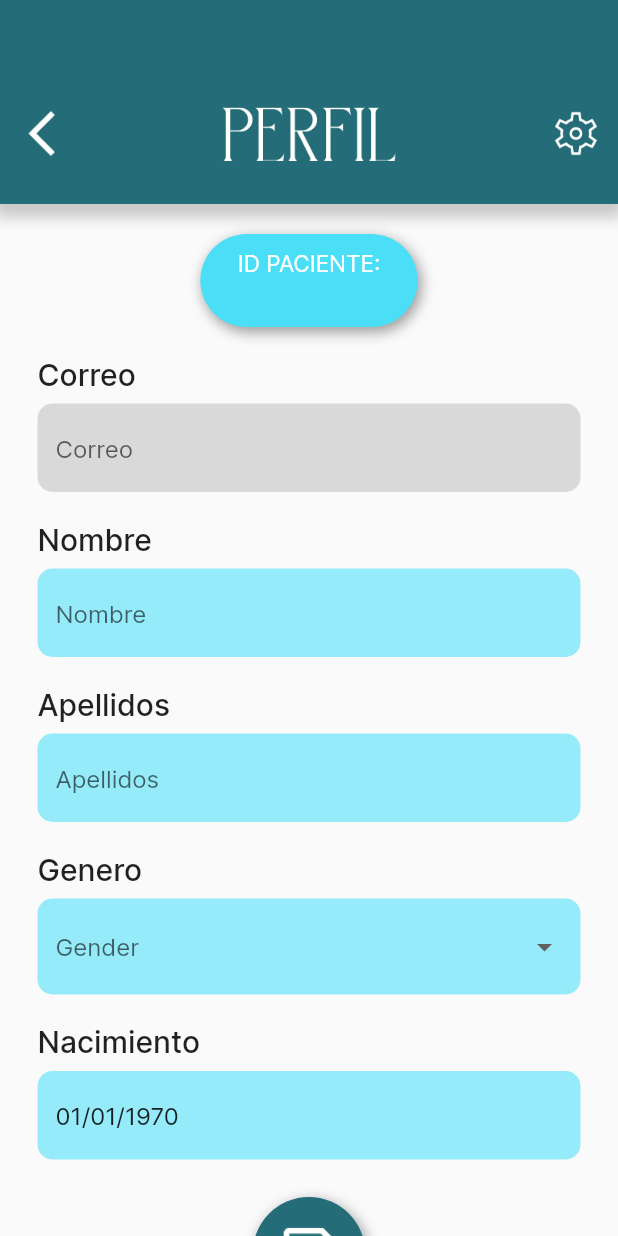
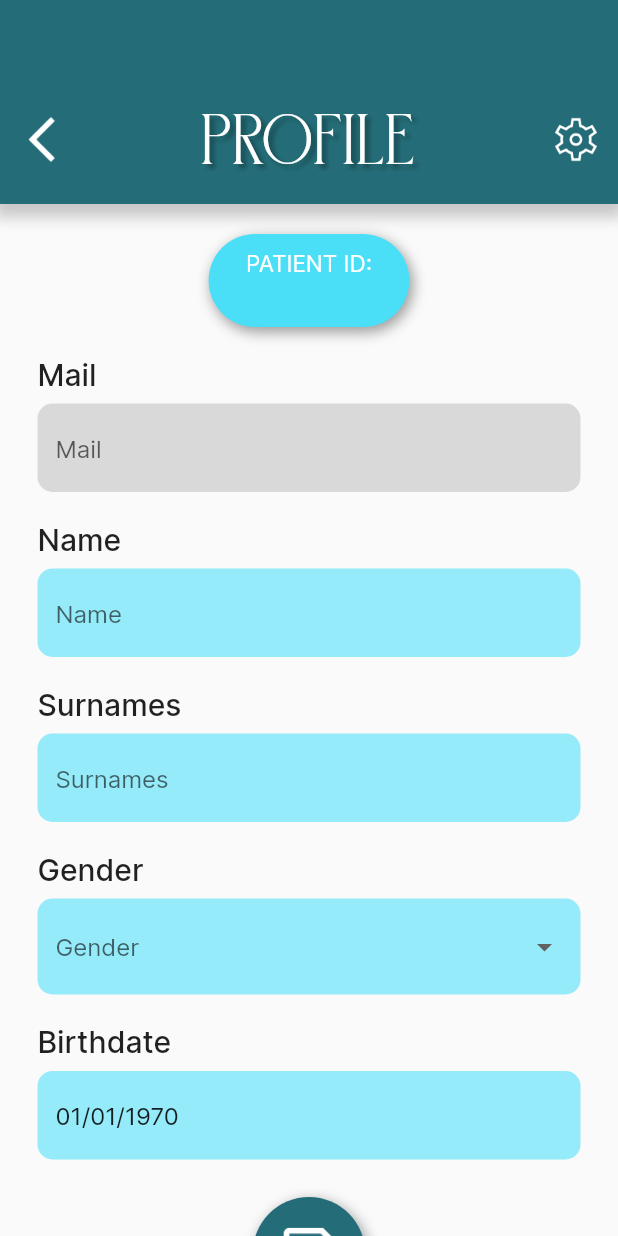
Before and after one commit to JeezLuis/vitalis_mobile, a Flutter app: the ProfileInterface screen opened directly with empty values, on a phone screen of 412 x 824 dp. Run offline on Flutter 3.47's test engine with Material 2 defaults, Android fonts, the phone set to English and light mode, and no system bars; our stand-ins replace convert, flutter_rating_bar, quickalert, shared_preferences; accounts and stored records are empty; generated files the repository leaves out were written again.

```diff
--- a/lib/l10n/app_en.arb
+++ b/lib/l10n/app_en.arb
@@ -8,6 +8,9 @@
     "name" : "Name",
     "surname" : "Surnames",
     "rpassword" : "Repeat password",
+    "gender" : "Gender",
+    "birthdate" : "Birthdate",
+    "patient_id" : "PATIENT ID:",
 
     "answer_later" : "Answer later",
     "answer" : "Respond",
@@ -15,7 +18,21 @@
     "answer_hint_day" : "Day",
     "answer_hint_month" : "Mon",
     "answer_hint_year" : "Year",
-    "answer_hint_number" : "00",
+    "answer_hint_number" : "0",
+
+    "profile_title" : "profile",
+
+    "settings_title" : "settings",
+    "settings_faceid_enable" : "Enable FaceID",
+    "settings_faceid_disable" : "Disable FaceID",
+    "settings_language" : "Cambiar a Español",
+    "settings_exit" : "Exit",
+
+    "therapy_pending" : "Pending questions:",
+    "therapy_no_pending" : "You have no pending questions",
+
+    "dashboard_complete_profile" : "Complete your profile!",
+    "dashboard_no_treatments" : "No treatments",
 
     "info_registered" : "¡Se ha registrado correctamente!",
 
--- a/lib/l10n/app_es.arb
+++ b/lib/l10n/app_es.arb
@@ -8,6 +8,9 @@
     "name" : "Nombre",
     "surname" : "Apellidos",
     "rpassword" : "Repetir contraseña",
+    "gender" : "Genero",
+    "birthdate" : "Nacimiento",
+    "patient_id" : "ID PACIENTE:",
 
     "answer_later" : "Contestar después",
     "answer" : "Responder",
@@ -16,6 +19,20 @@
     "answer_hint_month" : "Mes",
     "answer_hint_year" : "Año",
     "answer_hint_number" : "0",
+
+    "profile_title" : "perfil",
+
+    "settings_title" : "ajustes",
+    "settings_faceid" : "Activar FaceID",
+    "settings_faceid_disable" : "Desactivar FaceID",
+    "settings_language" : "Switch to English",
+    "settings_exit" : "Salir",
+
+    "therapy_pending" : "Preguntas pendientes:",
+    "therapy_no_pending" : "No tienes preguntas pendientes",
+
+    "dashboard_complete_profile" : "¡Termina de completar tu perfil!",
+    "dashboard_no_treatments" : "Sin tratamientos",
 
     "info_registered" : "¡Se ha registrado correctamente!",
 
--- a/lib/profile.dart
+++ b/lib/profile.dart
@@ -3,6 +3,8 @@ import 'package:vitalis_mobile/Model/patient.dart';
 import 'package:vitalis_mobile/settings.dart';
 import 'package:vitalis_mobile/utils.dart';
 import 'package:intl/intl.dart';
+import 'package:flutter_gen/gen_l10n/app_localizations.dart';
+
 import 'constants.dart' as Constants;
 import 'network.dart';
 
@@ -71,24 +73,36 @@ class _ProfileInterfaceState extends State<ProfileInterface> {
                 ],
               ),
               child: Padding(
-                padding: const EdgeInsets.fromLTRB(10,0,10,29),
+                padding: const EdgeInsets.fromLTRB(10,0,10,10),
                 child: Row(
                   mainAxisAlignment: MainAxisAlignment.center,
                   crossAxisAlignment: CrossAxisAlignment.end,
                   children: [
-                    GestureDetector(
+                    Padding(
+                      padding: const EdgeInsets.only(bottom: 15),
+                      child: GestureDetector(
                         onTap: () {
                           Navigator.pop(context);
                         },
                         child: Image.asset("assets/img/props/back.png", height: 36,),
                       ),
+                    ),
                     Expanded(
                         child: Align(
                             alignment: Alignment.bottomCenter,
-                            child: Image.asset("assets/img/props/perfiltxt.png", height: 36,),
+                            child: Text( AppLocalizations.of(context)!.profile_title,
+                                style: const TextStyle(
+                                    fontFamily: 'GLORIOUS',
+                                    fontSize: 40,
+                                    color: Colors.white,
+                                    shadows: <Shadow>[Shadow(color: Colors.black38, offset: Offset(3.0, 3.0), blurRadius: 4.0)]
                                 )
                             ),
-                    GestureDetector(
+                        )
+                    ),
+                    Padding(
+                      padding: const EdgeInsets.only(bottom: 15),
+                      child: GestureDetector(
                         onTap: () {
                           Navigator.push(
                             context,
@@ -98,6 +112,7 @@ class _ProfileInterfaceState extends State<ProfileInterface> {
                           );
                         },
                         child: Image.asset("assets/img/props/settings.png", height: 36,),
+                      ),
                     )
                   ],
                 ),
@@ -121,7 +136,7 @@ class _ProfileInterfaceState extends State<ProfileInterface> {
             ),
             child: Column(
               children: [
-                const Text("ID PACIENTE:", style: TextStyle(fontSize: 15, color: Colors.white),),
+                Text(AppLocalizations.of(context)!.patient_id, style: const TextStyle(fontSize: 15, color: Colors.white),),
                 Text(patient.userkey, style: const TextStyle(fontSize: 20, color: Colors.white, fontWeight: FontWeight.bold),)
               ],
             ),
@@ -131,9 +146,9 @@ class _ProfileInterfaceState extends State<ProfileInterface> {
             child: Column(
               children: [
                 //Mail
-                const Align(
+                Align(
                   alignment: Alignment.bottomLeft,
-                  child: Text("Correo", style: TextStyle(fontSize: 20, fontWeight: FontWeight.w500)),
+                  child: Text(AppLocalizations.of(context)!.mail, style: const TextStyle(fontSize: 20, fontWeight: FontWeight.w500)),
                 ),
                 const Padding(padding: EdgeInsets.only(top: 7)),
                 //Mail Text Field
@@ -149,14 +164,14 @@ class _ProfileInterfaceState extends State<ProfileInterface> {
                           borderRadius: BorderRadius.circular(10),
                           borderSide: BorderSide.none,
                         ),
-                        hintText: 'Correo'
+                        hintText: AppLocalizations.of(context)!.mail
                     )
                 ),
                 const Padding(padding: EdgeInsets.only(top: 20)),
                 //Name
-                const Align(
+                Align(
                   alignment: Alignment.bottomLeft,
-                  child: Text("Nombre", style: TextStyle(fontSize: 20, fontWeight: FontWeight.w500)),
+                  child: Text(AppLocalizations.of(context)!.name, style: const TextStyle(fontSize: 20, fontWeight: FontWeight.w500)),
                 ),
                 const Padding(padding: EdgeInsets.only(top: 7)),
                 //Name Text Field
@@ -172,14 +187,14 @@ class _ProfileInterfaceState extends State<ProfileInterface> {
                           borderRadius: BorderRadius.circular(10),
                           borderSide: BorderSide.none,
                         ),
-                        hintText: 'Nombre'
+                        hintText: AppLocalizations.of(context)!.name
                     )
                 ),
                 const Padding(padding: EdgeInsets.only(top: 20)),
                 //Surnames
-                const Align(
+                Align(
                   alignment: Alignment.bottomLeft,
-                  child: Text("Apellidos", style: TextStyle(fontSize: 20, fontWeight: FontWeight.w500)),
+                  child: Text(AppLocalizations.of(context)!.surname, style: const TextStyle(fontSize: 20, fontWeight: FontWeight.w500)),
                 ),
                 const Padding(padding: EdgeInsets.only(top: 7)),
                 //Surnames Text Field
@@ -195,14 +210,14 @@ class _ProfileInterfaceState extends State<ProfileInterface> {
                           borderRadius: BorderRadius.circular(10),
                           borderSide: BorderSide.none,
                         ),
-                        hintText: 'Apellidos'
+                        hintText: AppLocalizations.of(context)!.surname
                     )
                 ),
                 const Padding(padding: EdgeInsets.only(top: 20)),
                 //Gender
-                const Align(
+                Align(
                   alignment: Alignment.bottomLeft,
-                  child: Text("Genero", style: TextStyle(fontSize: 20, fontWeight: FontWeight.w500)),
+                  child: Text(AppLocalizations.of(context)!.gender, style: const TextStyle(fontSize: 20, fontWeight: FontWeight.w500)),
                 ),
                 const Padding(padding: EdgeInsets.only(top: 7)),
                 //Gender Text Field
@@ -214,7 +229,7 @@ class _ProfileInterfaceState extends State<ProfileInterface> {
                         borderRadius: BorderRadius.circular(10),
                         borderSide: BorderSide.none,
                       ),
-                    hintText: dropdownValueGender.isEmpty ? "Gender" : dropdownValueGender,
+                    hintText: dropdownValueGender.isEmpty ? AppLocalizations.of(context)!.gender : dropdownValueGender,
                     hintStyle: dropdownValueGender.isEmpty ? const TextStyle() : const TextStyle(color: Colors.black),
                   ),
                   items: Constants.genders.map<DropdownMenuItem<String>>((String gender) {
@@ -233,9 +248,9 @@ class _ProfileInterfaceState extends State<ProfileInterface> {
                 ),
                 const Padding(padding: EdgeInsets.only(top: 20)),
                 //Birthdate
-                const Align(
+                Align(
                   alignment: Alignment.bottomLeft,
-                  child: Text("Nacimiento", style: TextStyle(fontSize: 20, fontWeight: FontWeight.w500)),
+                  child: Text(AppLocalizations.of(context)!.birthdate, style: const TextStyle(fontSize: 20, fontWeight: FontWeight.w500)),
                 ),
                 const Padding(padding: EdgeInsets.only(top: 7)),
                 //Birthdate Text Field
@@ -254,7 +269,7 @@ class _ProfileInterfaceState extends State<ProfileInterface> {
                           borderRadius: BorderRadius.circular(10),
                           borderSide: BorderSide.none,
                         ),
-                        hintText: 'Nacimiento'
+                        hintText: AppLocalizations.of(context)!.birthdate
                     )
                 ),
                 const Padding(padding: EdgeInsets.only(top: 25)),
```
Also changed, not shown: lib/dashboard.dart (+6 -4 lines), lib/settings.dart (+39 -13 lines), lib/therapy.dart (+8 -6 lines), assets/img/props/exit.png (deleted), assets/img/props/faceid.png (deleted). Lines whose indentation alone changed are shown as unchanged.
